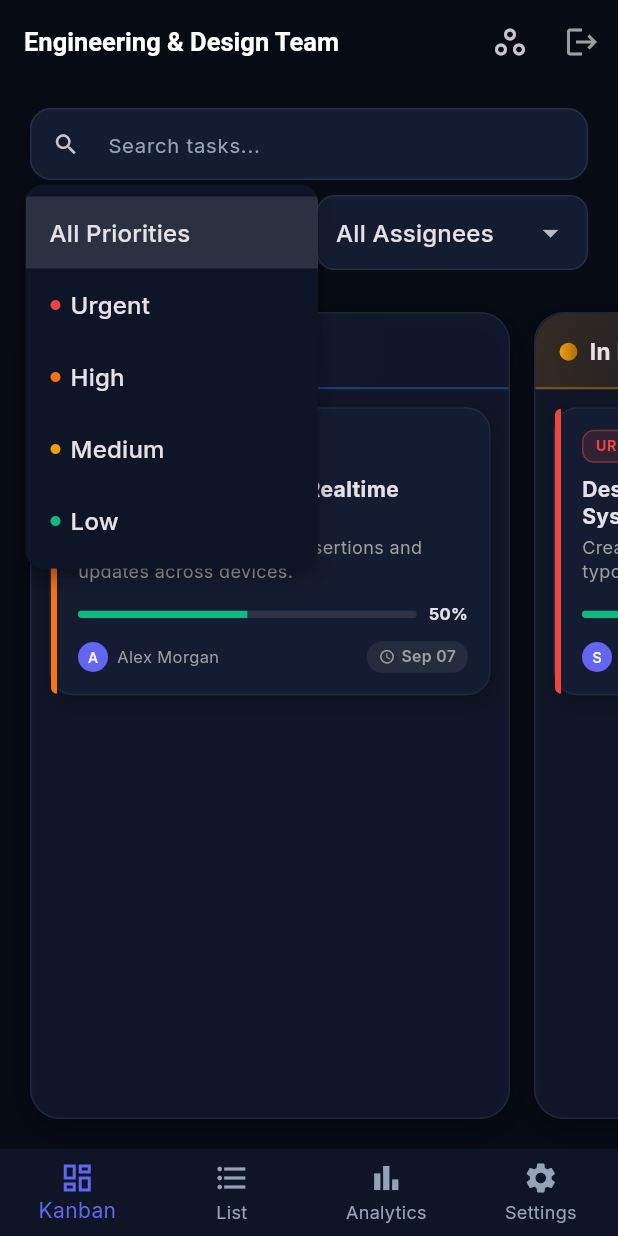
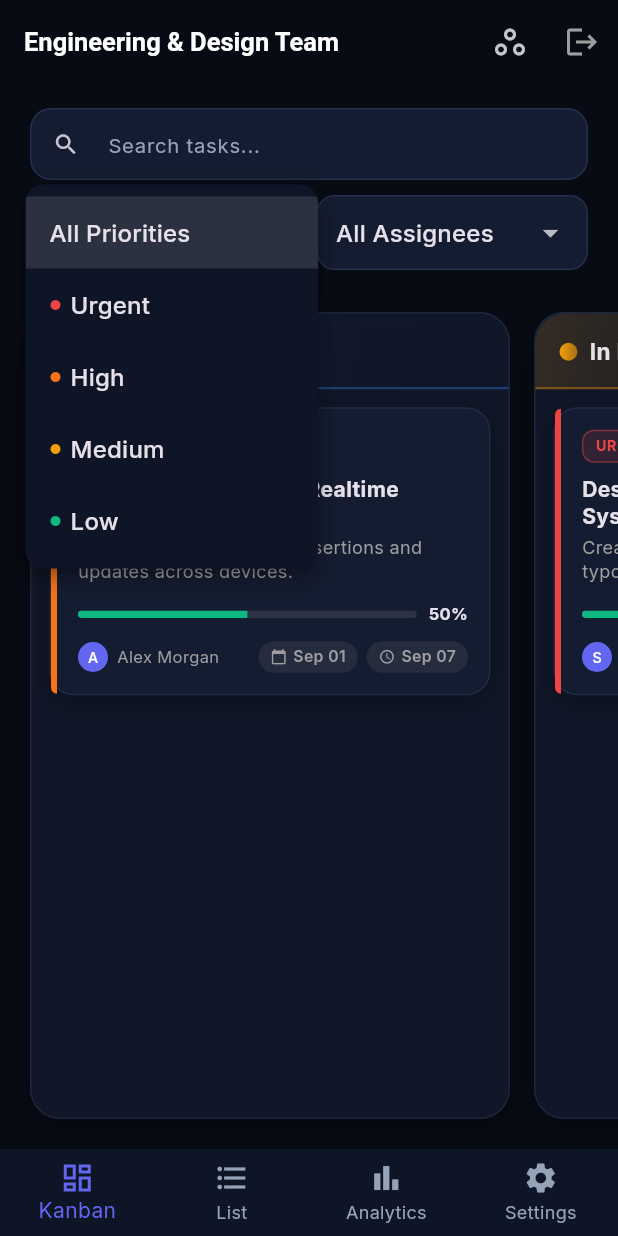
Before and after one commit to ronaldrosejoseph/task-sphere, a Flutter app: the screen it shows after launch, after a tap on "All Priorities", on a phone screen of 412 x 824 dp. Run offline on Flutter 3.47's test engine with Material 3 defaults, Android fonts, the phone set to English and light mode, and no system bars; drawn by our look-alikes of flutter_animate; our stand-ins replace file_picker, fl_chart, flutter_local_notifications, flutter_riverpod, flutter_timezone, google_fonts and 4 more; accounts and stored records are empty.

Commit message:
Show task created dates and remember the active board across reloads
Task cards and the detail modal now display when a ticket was created.
The last active workspace id is stored per user in SharedPreferences and
restored on load, so web refreshes and mobile reopenings land on the board
the user was on instead of the first workspace in the list.

Closes #107

```diff
--- a/lib/providers/workspace_provider.dart
+++ b/lib/providers/workspace_provider.dart
@@ -2,6 +2,7 @@ import 'dart:async';
 
 import 'package:flutter/material.dart';
 import 'package:flutter_riverpod/flutter_riverpod.dart';
+import 'package:shared_preferences/shared_preferences.dart';
 import 'package:uuid/uuid.dart';
 import '../core/repositories/workspace_repository.dart';
 import '../models/workspace.dart';
@@ -103,6 +104,21 @@ class WorkspaceNotifier extends Notifier<WorkspaceState> {
     return repo;
   }
 
+  /// Local persistence key for the active workspace, scoped to the signed-in
+  /// user so different accounts on one device remember their own board.
+  String? get _activeWorkspaceKey {
+    final userId = _userId;
+    if (userId == null || userId.isEmpty) return null;
+    return 'active_workspace_id_$userId';
+  }
+
+  Future<void> _persistActiveWorkspace(String workspaceId) async {
+    final key = _activeWorkspaceKey;
+    if (key == null || !_repository.isPersistent) return;
+    final prefs = await SharedPreferences.getInstance();
+    await prefs.setString(key, workspaceId);
+  }
+
   @override
   WorkspaceState build() {
     _repo = ref.watch(workspaceRepositoryProvider);
@@ -187,7 +203,20 @@ class WorkspaceNotifier extends Notifier<WorkspaceState> {
       return;
     }
 
-    final active = snapshot.workspaces.first;
+    // Reopen the board the user was last on; a stale stored id (deleted or
+    // left workspace) falls back to the first workspace.
+    String? storedId;
+    final key = _activeWorkspaceKey;
+    if (key != null) {
+      final prefs = await SharedPreferences.getInstance();
+      storedId = prefs.getString(key);
+    }
+    if (!ref.mounted) return;
+
+    final active = snapshot.workspaces.firstWhere(
+      (w) => w.id == storedId,
+      orElse: () => snapshot.workspaces.first,
+    );
     final lanes = await _ensureLanes(active.id);
     if (!ref.mounted) return;
     final sortedLanes = List<KanbanLane>.from(lanes)
@@ -261,6 +290,7 @@ class WorkspaceNotifier extends Notifier<WorkspaceState> {
         isLoading: false,
       );
       _subscribeToWorkspace(created.workspace.id);
+      unawaited(_persistActiveWorkspace(created.workspace.id));
       return;
     }
 
@@ -350,6 +380,7 @@ class WorkspaceNotifier extends Notifier<WorkspaceState> {
         isLoading: false,
       );
       _subscribeToWorkspace(next.id);
+      unawaited(_persistActiveWorkspace(next.id));
     } else {
       state = state.copyWith(
         activeWorkspace: next,
@@ -381,6 +412,7 @@ class WorkspaceNotifier extends Notifier<WorkspaceState> {
     if (!ref.mounted || state.activeWorkspace.id != ws.id) return;
     state = state.copyWith(lanes: lanes, isLoading: false);
     _subscribeToWorkspace(ws.id);
+    unawaited(_persistActiveWorkspace(ws.id));
   }
 
   // --- Admin Lane Customization ---
--- a/lib/views/kanban/kanban_view.dart
+++ b/lib/views/kanban/kanban_view.dart
@@ -597,7 +597,7 @@ class _TaskCardWidget extends StatelessWidget {
                       const SizedBox(height: 10),
                     ],
 
-                    // Footer: Assignee & Due Date
+                    // Footer: Assignee, Created & Due Date
                     Row(
                       mainAxisAlignment: MainAxisAlignment.spaceBetween,
                       children: [
@@ -625,8 +625,34 @@ class _TaskCardWidget extends StatelessWidget {
                           ),
                         ),
 
+                        Row(
+                          mainAxisSize: MainAxisSize.min,
+                          children: [
+                            // Created Date Chip
+                            Container(
+                              padding: const EdgeInsets.symmetric(horizontal: 8, vertical: 3),
+                              decoration: BoxDecoration(
+                                color: Colors.grey.withValues(alpha: 0.12),
+                                borderRadius: BorderRadius.circular(20),
+                              ),
+                              child: Row(
+                                children: [
+                                  const Icon(Icons.calendar_today, size: 11, color: Colors.grey),
+                                  const SizedBox(width: 4),
+                                  Text(
+                                    DateFormat('MMM dd').format(task.createdAt),
+                                    style: const TextStyle(
+                                      fontSize: 10.5,
+                                      fontWeight: FontWeight.w600,
+                                      color: Colors.grey,
+                                    ),
+                                  ),
+                                ],
+                              ),
+                            ),
                             // Due Date Chip
-                        if (task.dueDate != null)
+                            if (task.dueDate != null) ...[
+                              const SizedBox(width: 6),
                               Container(
                                 padding: const EdgeInsets.symmetric(horizontal: 8, vertical: 3),
                                 decoration: BoxDecoration(
@@ -654,6 +680,9 @@ class _TaskCardWidget extends StatelessWidget {
                                 ),
                               ),
                             ],
+                          ],
+                        ),
+                      ],
                     ),
                   ],
                 ),
```
Also changed, not shown: lib/views/task_detail/task_detail_modal.dart (+31 -0 lines), 4 other files. Lines whose indentation alone changed are shown as unchanged.
